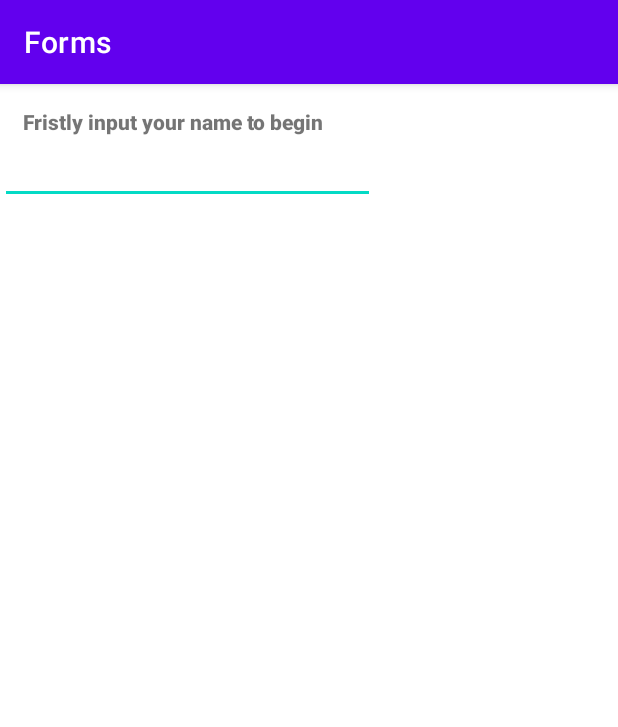
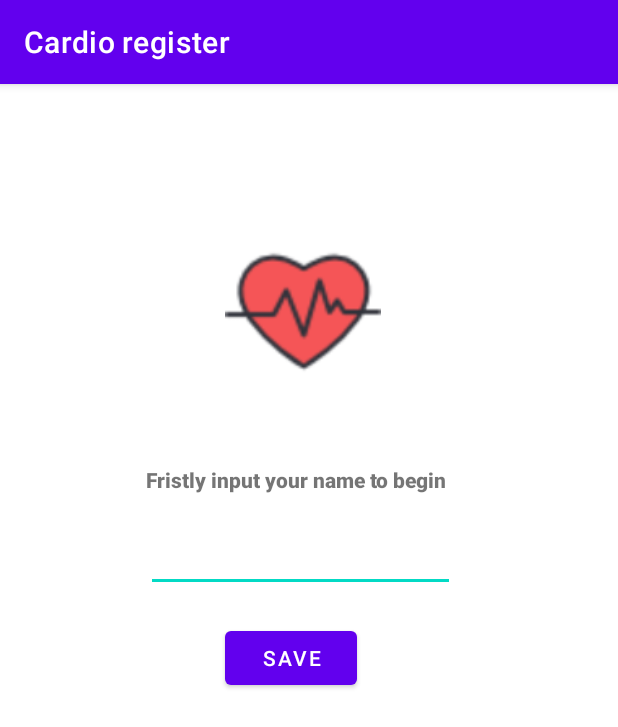
Before and after one commit to Arturo0911/AndroidProjects, an Android app: the CardioRegister screen opened directly, with no data from a screen before it, on a phone screen of 412 x 824 dp. Shown: the top 727 px of the screen. Run offline under Robolectric (Android 15) with nearby library versions, the phone set to English and light mode, and no system bars.

Commit message:
added new forms

```diff
--- a/Forms/app/src/main/AndroidManifest.xml
+++ b/Forms/app/src/main/AndroidManifest.xml
@@ -5,7 +5,7 @@
     <application
         android:allowBackup="true"
         android:icon="@mipmap/ic_launcher"
-        android:label="@string/app_name"
+        android:label="@string/title"
         android:roundIcon="@mipmap/ic_launcher_round"
         android:supportsRtl="true"
         android:theme="@style/Theme.Forms">
--- a/Forms/app/src/main/res/layout/activity_cardio_register.xml
+++ b/Forms/app/src/main/res/layout/activity_cardio_register.xml
@@ -11,24 +11,48 @@
         android:layout_height="match_parent"
         android:orientation="vertical"
         tools:layout_editor_absoluteX="148dp"
-        tools:layout_editor_absoluteY="85dp">
+        tools:layout_editor_absoluteY="85dp"
+        >
+
+        <ImageView
+            android:id="@+id/imageView"
+            android:layout_width="104dp"
+            android:layout_height="104dp"
+            android:layout_marginLeft="150dp"
+            android:layout_marginTop="100dp"
+            app:srcCompat="@drawable/corazon" />
 
         <TextView
             android:layout_width="wrap_content"
             android:layout_height="wrap_content"
-            android:layout_marginTop="15dp"
-            android:layout_marginLeft="15dp"
+            android:layout_marginTop="50dp"
+            android:layout_marginLeft="97dp"
+            android:layout_marginBottom="20dp"
             android:fontFamily="sans-serif-black"
             android:text="Fristly input your name to begin">
 
         </TextView>
+
         <EditText
-            android:layout_width="wrap_content"
+            android:id="@+id/nameText"
+            android:layout_width="206dp"
             android:layout_height="wrap_content"
+            android:layout_marginLeft="97dp"
             android:width="250dp">
 
         </EditText>
 
+        <Button
+            android:layout_width="wrap_content"
+            android:layout_height="wrap_content"
+            android:layout_marginLeft="150dp"
+            android:layout_marginTop="20dp"
+            android:text="SAVE">
+
+        </Button>
+
+
+
 
     </LinearLayout>
 </androidx.constraintlayout.widget.ConstraintLayout>
--- a/Forms/app/src/main/res/values/strings.xml
+++ b/Forms/app/src/main/res/values/strings.xml
@@ -1,4 +1,5 @@
 <resources>
     <string name="app_name">Forms</string>
+    <string name="title">Cardio register</string>
     <string name="user_feilf">User_field</string>
 </resources>
```
Also changed, not shown: Forms/app/src/main/res/drawable-v24/corazon.png (added).
